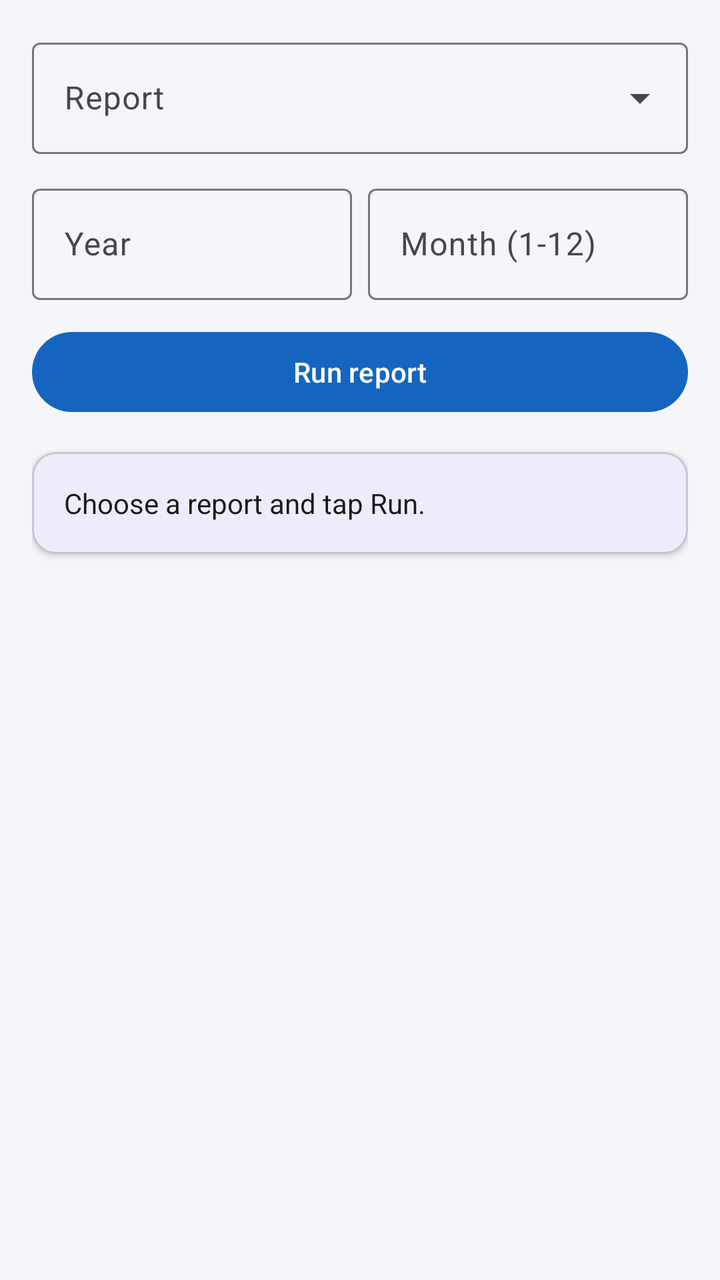
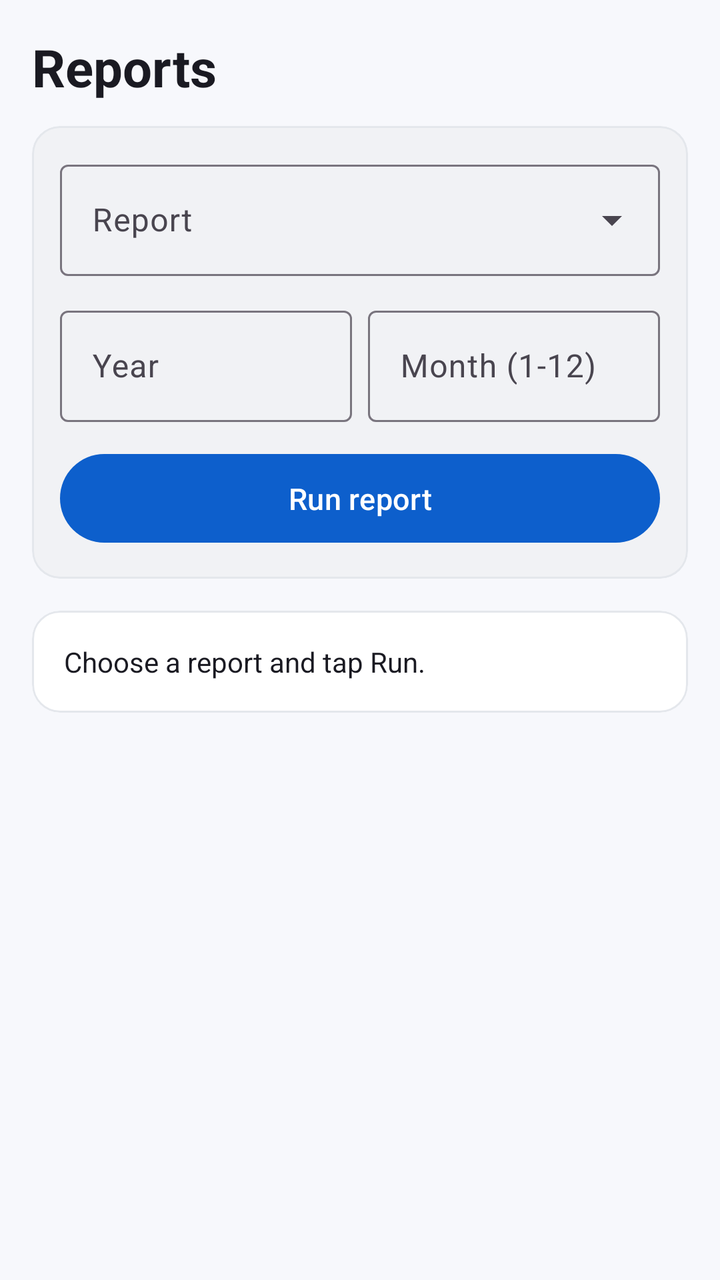

An Android layout rendered at two revisions. The XML below is the earlier revision; the diff shows what the commit changed to produce the second picture.
<!-- AndroidManifest.xml: application theme Theme.SalesApp -->
<!-- res/layout/fragment_reports.xml -->
<?xml version="1.0" encoding="utf-8"?>
<ScrollView xmlns:android="http://schemas.android.com/apk/res/android"
    xmlns:app="http://schemas.android.com/apk/res-auto"
    android:layout_width="match_parent"
    android:layout_height="match_parent"
    android:background="@color/bg">

    <LinearLayout
        android:layout_width="match_parent"
        android:layout_height="wrap_content"
        android:orientation="vertical"
        android:padding="16dp">

        <com.google.android.material.textfield.TextInputLayout
            style="@style/Widget.Material3.TextInputLayout.OutlinedBox.ExposedDropdownMenu"
            android:layout_width="match_parent"
            android:layout_height="wrap_content"
            android:hint="Report">
            <com.google.android.material.textfield.MaterialAutoCompleteTextView
                android:id="@+id/acType"
                android:layout_width="match_parent"
                android:layout_height="wrap_content"
                android:inputType="none" />
        </com.google.android.material.textfield.TextInputLayout>

        <LinearLayout
            android:layout_width="match_parent"
            android:layout_height="wrap_content"
            android:orientation="horizontal"
            android:layout_marginTop="12dp">

            <com.google.android.material.textfield.TextInputLayout
                android:id="@+id/tilYear"
                style="@style/Widget.Material3.TextInputLayout.OutlinedBox"
                android:layout_width="0dp"
                android:layout_weight="1"
                android:layout_height="wrap_content"
                android:hint="Year">
                <com.google.android.material.textfield.TextInputEditText
                    android:id="@+id/etYear"
                    android:layout_width="match_parent"
                    android:layout_height="wrap_content"
                    android:inputType="number" />
            </com.google.android.material.textfield.TextInputLayout>

            <com.google.android.material.textfield.TextInputLayout
                android:id="@+id/tilMonth"
                style="@style/Widget.Material3.TextInputLayout.OutlinedBox"
                android:layout_width="0dp"
                android:layout_weight="1"
                android:layout_height="wrap_content"
                android:layout_marginStart="8dp"
                android:hint="Month (1-12)">
                <com.google.android.material.textfield.TextInputEditText
                    android:id="@+id/etMonth"
                    android:layout_width="match_parent"
                    android:layout_height="wrap_content"
                    android:inputType="number" />
            </com.google.android.material.textfield.TextInputLayout>
        </LinearLayout>

        <com.google.android.material.button.MaterialButton
            android:id="@+id/btnRun"
            android:layout_width="match_parent"
            android:layout_height="wrap_content"
            android:layout_marginTop="12dp"
            android:text="Run report" />

        <com.google.android.material.card.MaterialCardView
            android:layout_width="match_parent"
            android:layout_height="wrap_content"
            android:layout_marginTop="16dp"
            app:cardCornerRadius="12dp"
            app:cardElevation="2dp">
            <TextView
                android:id="@+id/tvSummary"
                android:layout_width="match_parent"
                android:layout_height="wrap_content"
                android:padding="16dp"
                android:textColor="@color/text_primary"
                android:textSize="14sp"
                android:lineSpacingExtra="4dp"
                android:text="Choose a report and tap Run." />
        </com.google.android.material.card.MaterialCardView>

        <LinearLayout
            android:id="@+id/rowsContainer"
            android:layout_width="match_parent"
            android:layout_height="wrap_content"
            android:orientation="vertical"
            android:layout_marginTop="8dp" />
    </LinearLayout>
</ScrollView>
<!-- resources referenced by this layout -->
<resources>
  <color name="bg">#FFF5F6FA</color>
  <color name="text_primary">#FF1A1A1A</color>
  <style name="Theme.SalesApp" parent="Theme.Material3.DayNight.NoActionBar">
          <item name="colorPrimary">@color/primary</item>
          <item name="colorPrimaryDark">@color/primary_dark</item>
          <item name="colorPrimaryVariant">@color/primary_variant</item>
          <item name="colorOnPrimary">@color/white</item>
          <item name="colorSecondary">@color/accent</item>
          <item name="colorOnSecondary">@color/white</item>
          <item name="android:statusBarColor">@color/primary_dark</item>
          <item name="android:windowBackground">@color/bg</item>
      </style>
  <color name="primary">#1565C0</color>
  <color name="primary_dark">#0D47A1</color>
  <color name="primary_variant">#1E88E5</color>
  <color name="white">#FFFFFFFF</color>
  <color name="accent">#FF6D00</color>
</resources>

<!-- the commit's change to res/layout/fragment_reports.xml (unified diff, before → after) -->
@@ -11,67 +11,95 @@
         android:orientation="vertical"
         android:padding="16dp">
 
-        <com.google.android.material.textfield.TextInputLayout
-            style="@style/Widget.Material3.TextInputLayout.OutlinedBox.ExposedDropdownMenu"
+        <TextView
+            style="@style/Text.PageTitle"
+            android:layout_width="wrap_content"
+            android:layout_height="wrap_content"
+            android:layout_marginBottom="12dp"
+            android:text="Reports" />
+
+        <com.google.android.material.card.MaterialCardView
             android:layout_width="match_parent"
             android:layout_height="wrap_content"
-            android:hint="Report">
-            <com.google.android.material.textfield.MaterialAutoCompleteTextView
-                android:id="@+id/acType"
+            app:cardBackgroundColor="@color/card_grey"
+            app:cardCornerRadius="14dp"
+            app:cardElevation="0dp"
+            app:strokeColor="@color/divider"
+            app:strokeWidth="1dp">
+
+            <LinearLayout
                 android:layout_width="match_parent"
                 android:layout_height="wrap_content"
-                android:inputType="none" />
-        </com.google.android.material.textfield.TextInputLayout>
+                android:orientation="vertical"
+                android:padding="14dp">
 
-        <LinearLayout
-            android:layout_width="match_parent"
-            android:layout_height="wrap_content"
-            android:orientation="horizontal"
-            android:layout_marginTop="12dp">
-
-            <com.google.android.material.textfield.TextInputLayout
-                android:id="@+id/tilYear"
-                style="@style/Widget.Material3.TextInputLayout.OutlinedBox"
-                android:layout_width="0dp"
-                android:layout_weight="1"
-                android:layout_height="wrap_content"
-                android:hint="Year">
-                <com.google.android.material.textfield.TextInputEditText
-                    android:id="@+id/etYear"
+                <com.google.android.material.textfield.TextInputLayout
+                    style="@style/Widget.Material3.TextInputLayout.OutlinedBox.ExposedDropdownMenu"
                     android:layout_width="match_parent"
                     android:layout_height="wrap_content"
-                    android:inputType="number" />
-            </com.google.android.material.textfield.TextInputLayout>
+                    android:hint="Report">
+                    <com.google.android.material.textfield.MaterialAutoCompleteTextView
+                        android:id="@+id/acType"
+                        android:layout_width="match_parent"
+                        android:layout_height="wrap_content"
+                        android:inputType="none" />
+                </com.google.android.material.textfield.TextInputLayout>
 
-            <com.google.android.material.textfield.TextInputLayout
-                android:id="@+id/tilMonth"
-                style="@style/Widget.Material3.TextInputLayout.OutlinedBox"
-                android:layout_width="0dp"
-                android:layout_weight="1"
-                android:layout_height="wrap_content"
-                android:layout_marginStart="8dp"
-                android:hint="Month (1-12)">
-                <com.google.android.material.textfield.TextInputEditText
-                    android:id="@+id/etMonth"
+                <LinearLayout
                     android:layout_width="match_parent"
                     android:layout_height="wrap_content"
-                    android:inputType="number" />
-            </com.google.android.material.textfield.TextInputLayout>
-        </LinearLayout>
+                    android:orientation="horizontal"
+                    android:layout_marginTop="12dp">
 
-        <com.google.android.material.button.MaterialButton
-            android:id="@+id/btnRun"
-            android:layout_width="match_parent"
-            android:layout_height="wrap_content"
-            android:layout_marginTop="12dp"
-            android:text="Run report" />
+                    <com.google.android.material.textfield.TextInputLayout
+                        android:id="@+id/tilYear"
+                        style="@style/Widget.Material3.TextInputLayout.OutlinedBox"
+                        android:layout_width="0dp"
+                        android:layout_weight="1"
+                        android:layout_height="wrap_content"
+                        android:hint="Year">
+                        <com.google.android.material.textfield.TextInputEditText
+                            android:id="@+id/etYear"
+                            android:layout_width="match_parent"
+                            android:layout_height="wrap_content"
+                            android:inputType="number" />
+                    </com.google.android.material.textfield.TextInputLayout>
+
+                    <com.google.android.material.textfield.TextInputLayout
+                        android:id="@+id/tilMonth"
+                        style="@style/Widget.Material3.TextInputLayout.OutlinedBox"
+                        android:layout_width="0dp"
+                        android:layout_weight="1"
+                        android:layout_height="wrap_content"
+                        android:layout_marginStart="8dp"
+                        android:hint="Month (1-12)">
+                        <com.google.android.material.textfield.TextInputEditText
+                            android:id="@+id/etMonth"
+                            android:layout_width="match_parent"
+                            android:layout_height="wrap_content"
+                            android:inputType="number" />
+                    </com.google.android.material.textfield.TextInputLayout>
+                </LinearLayout>
+
+                <com.google.android.material.button.MaterialButton
+                    android:id="@+id/btnRun"
+                    style="@style/Widget.SalesApp.Button"
+                    android:layout_width="match_parent"
+                    android:layout_height="wrap_content"
+                    android:layout_marginTop="12dp"
+                    android:text="Run report" />
+            </LinearLayout>
+        </com.google.android.material.card.MaterialCardView>
 
         <com.google.android.material.card.MaterialCardView
             android:layout_width="match_parent"
             android:layout_height="wrap_content"
             android:layout_marginTop="16dp"
-            app:cardCornerRadius="12dp"
-            app:cardElevation="2dp">
+            app:cardBackgroundColor="@color/surface"
+            app:cardCornerRadius="14dp"
+            app:cardElevation="0dp"
+            app:strokeColor="@color/divider"
+            app:strokeWidth="1dp">
             <TextView
                 android:id="@+id/tvSummary"
                 android:layout_width="match_parent"
<!-- resource entries referenced after the edit -->
@@ -1,21 +1,52 @@
 <!-- resources referenced by this layout -->
 <resources>
-  <color name="bg">#FFF5F6FA</color>
-  <color name="text_primary">#FF1A1A1A</color>
-  <style name="Theme.SalesApp" parent="Theme.Material3.DayNight.NoActionBar">
+  <color name="bg">#FFF7F8FC</color>
+  <color name="card_grey">#FFF1F2F5</color>
+  <color name="divider">#FFE4E7EC</color>
+  <color name="surface">#FFFFFFFF</color>
+  <color name="text_primary">#FF1A1A22</color>
+  <style name="Text.PageTitle" parent="TextAppearance.Material3.HeadlineSmall">
+          <item name="android:textColor">@color/text_primary</item>
+          <item name="android:textStyle">bold</item>
+          <item name="android:textSize">26sp</item>
+      </style>
+  <style name="Widget.SalesApp.Button" parent="Widget.Material3.Button">
+          <item name="cornerRadius">28dp</item>
+          <item name="android:paddingVertical">12dp</item>
+          <item name="android:textSize">15sp</item>
+          <item name="android:textAllCaps">false</item>
+          <item name="backgroundTint">@color/primary</item>
+      </style>
+  <style name="Theme.SalesApp" parent="Theme.Material3.Light.NoActionBar">
           <item name="colorPrimary">@color/primary</item>
           <item name="colorPrimaryDark">@color/primary_dark</item>
           <item name="colorPrimaryVariant">@color/primary_variant</item>
           <item name="colorOnPrimary">@color/white</item>
-          <item name="colorSecondary">@color/accent</item>
+          <item name="colorSecondary">@color/primary</item>
           <item name="colorOnSecondary">@color/white</item>
-          <item name="android:statusBarColor">@color/primary_dark</item>
+          <item name="colorSurface">@color/surface</item>
+          <item name="colorOnSurface">@color/text_primary</item>
+          <item name="android:colorBackground">@color/bg</item>
+          <item name="android:statusBarColor">@color/surface</item>
+          <item name="android:windowLightStatusBar">true</item>
           <item name="android:windowBackground">@color/bg</item>
+          <item name="materialButtonStyle">@style/Widget.SalesApp.Button</item>
+          <item name="floatingActionButtonStyle">@style/Widget.SalesApp.Fab</item>
       </style>
-  <color name="primary">#1565C0</color>
-  <color name="primary_dark">#0D47A1</color>
+  <color name="primary">#0D5FCC</color>
+  <color name="primary_dark">#0A4CA3</color>
   <color name="primary_variant">#1E88E5</color>
   <color name="white">#FFFFFFFF</color>
-  <color name="accent">#FF6D00</color>
+  <style name="Widget.SalesApp.Fab" parent="Widget.Material3.FloatingActionButton.Primary">
+          <item name="backgroundTint">@color/primary</item>
+          <item name="tint">@color/white</item>
+          <item name="srcCompat">@drawable/ic_add</item>
+      </style>
+  <!-- drawable ic_add (drawable) -->
+  <vector xmlns:android="http://schemas.android.com/apk/res/android"
+      android:width="24dp" android:height="24dp" android:viewportWidth="24" android:viewportHeight="24"
+      android:tint="@color/white">
+      <path android:fillColor="@android:color/white" android:pathData="M19,13h-6v6h-2v-6H5v-2h6V5h2v6h6v2z"/>
+  </vector>
 </resources>
 
